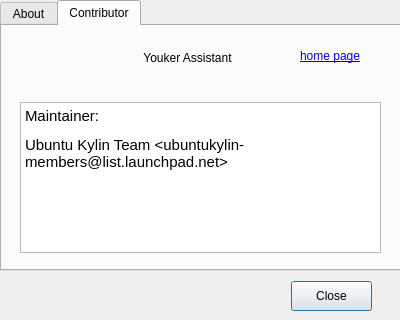
UbuntuKylin/youker-assistant, file src/aboutdialog.ui: the form before one commit.
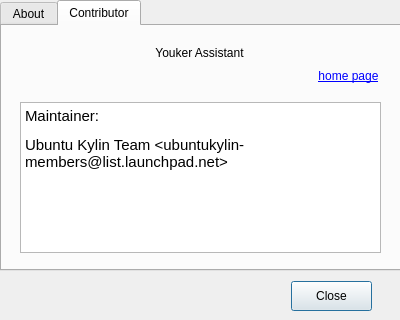
The form after the commit. The open tabs and pages were chosen to show the change. Icons and pictures are not drawn.

What changed in the file:
```diff
--- a/src/aboutdialog.ui
+++ b/src/aboutdialog.ui
@@ -152,9 +152,9 @@
     <widget class="QLabel" name="label_5">
      <property name="geometry">
       <rect>
-       <x>75</x>
-       <y>22</y>
-       <width>221</width>
+       <x>77</x>
+       <y>17</y>
+       <width>241</width>
        <height>20</height>
       </rect>
      </property>
@@ -168,15 +168,18 @@
     <widget class="QLabel" name="homeBtn">
      <property name="geometry">
       <rect>
-       <x>298</x>
-       <y>20</y>
-       <width>91</width>
-       <height>20</height>
+       <x>296</x>
+       <y>42</y>
+       <width>101</width>
+       <height>17</height>
       </rect>
      </property>
      <property name="text">
       <string>&lt;a href=https://launchpad.net/youker-assistant&gt;home page&lt;/a&gt;</string>
      </property>
+     <property name="alignment">
+      <set>Qt::AlignCenter</set>
+     </property>
     </widget>
    </widget>
   </widget>
```
Left out of the diff: 13 changed lines with no effect on the pictures.
